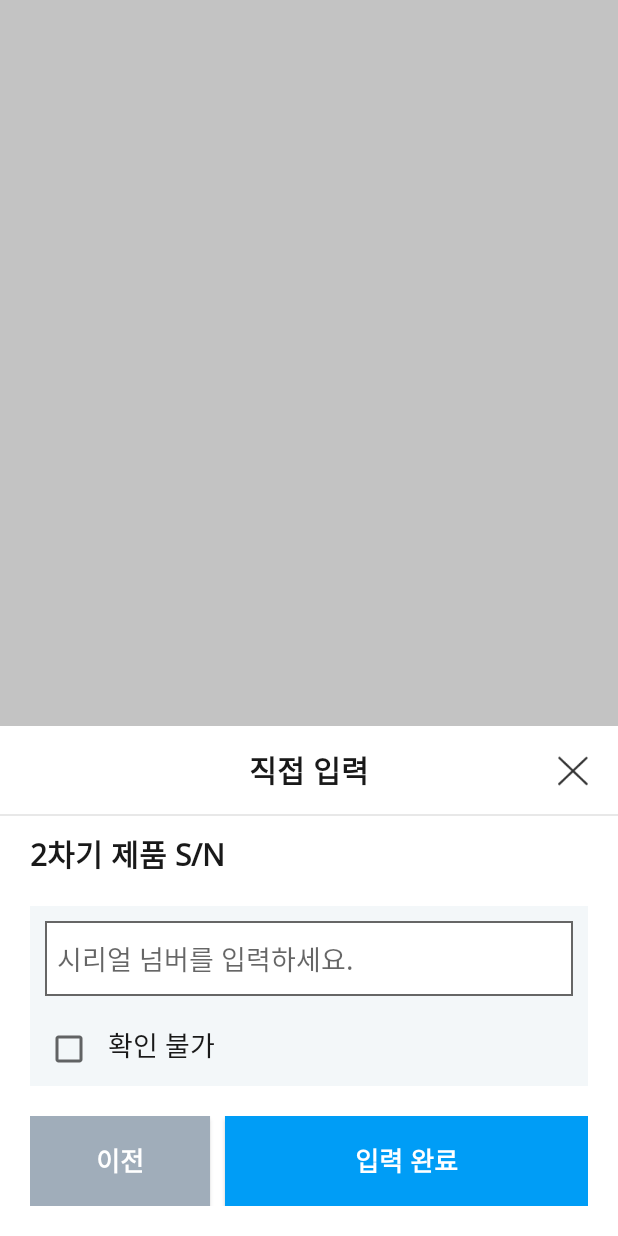
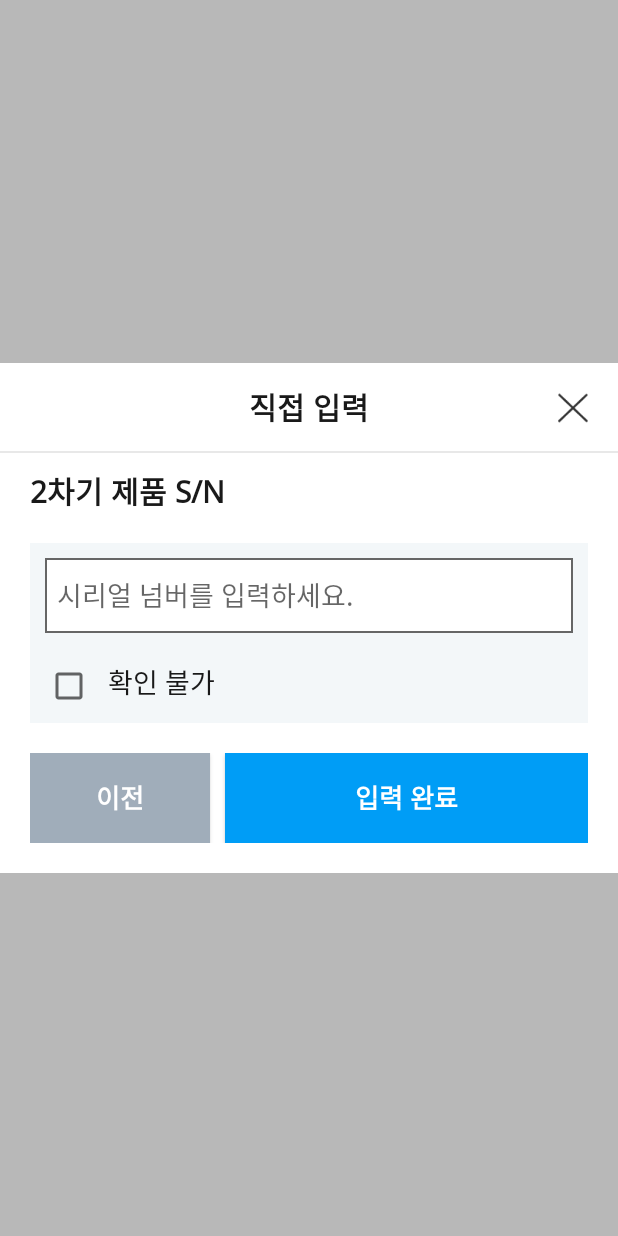
Before and after one commit to aend-dev/sink_iaos, an Android app: the layout dialog_qrscan.xml on its own in the app's theme, with its tools: preview values and no code run, on a phone screen of 412 x 824 dp. Run offline under Robolectric (Android 15) with nearby library versions, the phone set to English and light mode, and no system bars.

Commit message:
[AOS 개발] xml 문구 오류 및 색상 수정, 업로드 못한 자잘한 수정내역 포함.

```diff
--- a/AOS/app/src/main/java/com/sinkleader/install/ui/view/QRscanDialog.java
+++ b/AOS/app/src/main/java/com/sinkleader/install/ui/view/QRscanDialog.java
@@ -10,6 +10,7 @@ import android.widget.CheckBox;
 import android.widget.EditText;
 import android.widget.ImageView;
 import android.widget.LinearLayout;
+import android.widget.RelativeLayout;
 import android.widget.TextView;
 
 import com.sinkleader.install.R;
@@ -26,6 +27,8 @@ public class QRscanDialog extends BaseDialog {
     Button preButton;
     Button enterButton;
 
+    RelativeLayout layout;
+
     private ConfirmDialogListener m_listener;
 
     public QRscanDialog(Context context, CharSequence content, ConfirmDialogListener listener) {
@@ -40,6 +43,9 @@ public class QRscanDialog extends BaseDialog {
         backgrond.setOnClickListener(v->{
             dismiss();
         });
+
+        layout = findViewById(R.id.pop_layout_scan);
+        layout.setOnClickListener(v -> {});
 
         tv_content = findViewById(R.id.txt_popup_qrscan);
         tv_content.setText(content);
--- a/AOS/app/src/main/java/com/sinkleader/install/util/MediaManager.java
+++ b/AOS/app/src/main/java/com/sinkleader/install/util/MediaManager.java
@@ -320,7 +320,7 @@ public class MediaManager {
         return bitmap;
     }
 
-    private static Bitmap rotateImage(Bitmap source, float angle) {
+    public static Bitmap rotateImage(Bitmap source, float angle) {
         Matrix matrix = new Matrix();
         matrix.postRotate(angle);
         return Bitmap.createBitmap(source, 0, 0, source.getWidth(), source.getHeight(), matrix, true);
--- a/AOS/app/src/main/res/layout/activity_password.xml
+++ b/AOS/app/src/main/res/layout/activity_password.xml
@@ -106,7 +106,7 @@
             android:textSize="16dp"
             android:textColor="@color/gray19"
             android:fontFamily="@font/notosans_regular"
-            android:hint="비밀번호를 입력하세요."
+            android:hint="휴대폰번호를 입력하세요."
             android:inputType="number"
             />
 
--- a/AOS/app/src/main/res/layout/dialog_photo.xml
+++ b/AOS/app/src/main/res/layout/dialog_photo.xml
@@ -33,7 +33,7 @@
                     android:layout_weight="0.6"
                     android:orientation="horizontal"
                     android:layout_width="wrap_content"
-                    android:background="@color/buttonblue"
+                    android:background="#083190"
                     android:gravity="center"
                     android:layout_height="70dp">
 
--- a/AOS/app/src/main/res/layout/dialog_qrscan.xml
+++ b/AOS/app/src/main/res/layout/dialog_qrscan.xml
@@ -7,15 +7,14 @@
 
     <LinearLayout
         android:id="@+id/back_scanpop"
-        android:layout_above="@+id/pop_layout_scan"
         android:layout_width="match_parent"
         android:layout_height="match_parent"
-        android:background="#38000000"
+        android:background="#44000000"
         android:orientation="horizontal" />
 
     <RelativeLayout
         android:background="@color/onlyWhite"
-        android:layout_alignParentBottom="true"
+        android:layout_centerInParent="true"
         android:id="@+id/pop_layout_scan"
         android:layout_width="match_parent"
         android:layout_height="340dp">
@@ -75,7 +74,8 @@
                     android:padding="8dp"
                     android:id="@+id/edit_qrscan"
                     android:hint="시리얼 넘버를 입력하세요."
-                    android:inputType="number"
+                    android:inputType="text"
+                    android:fontFamily="@font/notosans_regular"
                     android:layout_width="match_parent"
                     android:layout_height="50dp"
                     android:background="@drawable/xml_edit_box"/>
--- a/AOS/app/src/main/res/xml/network_security_config.xml
+++ b/AOS/app/src/main/res/xml/network_security_config.xml
@@ -1,6 +1,8 @@
 <?xml version="1.0" encoding="utf-8"?>
 <network-security-config>
     <domain-config cleartextTrafficPermitted="true">
+        <domain includeSubdomains="true">front.sinkleader.com</domain>
+        <domain includeSubdomains="true">api.sinkleader.com</domain>
 
         <domain includeSubdomains="true">sink-front.dev.aend.co.kr</domain>
         <domain includeSubdomains="true">sink-api.dev.aend.co.kr</domain>
```
Also changed, not shown: AOS/app/src/main/java/com/sinkleader/install/util/Util.kt (+54 -12 lines).
